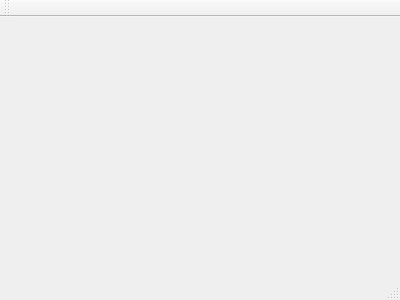
sidsidi/robot4, file robot4.ui: the form before one commit.
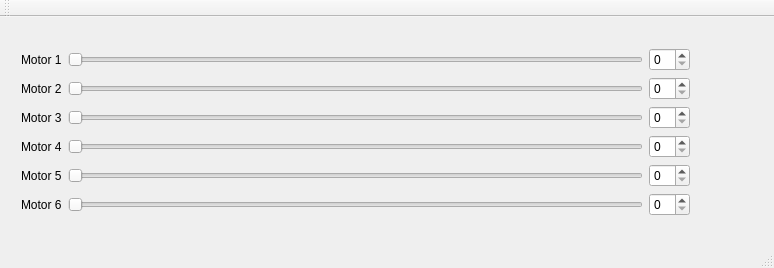
The form after the commit.

Commit message: add sliders and spin boxes

```diff
--- a/robot4.ui
+++ b/robot4.ui
@@ -1,24 +1,154 @@
 <ui version="4.0">
  <class>robot4</class>
- <widget class="QMainWindow" name="robot4" >
-  <property name="geometry" >
+ <widget class="QMainWindow" name="robot4">
+  <property name="geometry">
    <rect>
     <x>0</x>
     <y>0</y>
-    <width>400</width>
-    <height>300</height>
+    <width>774</width>
+    <height>268</height>
    </rect>
   </property>
   <property name="windowTitle" >
    <string>robot4</string>
   </property>
-  <widget class="QMenuBar" name="menuBar" />
-  <widget class="QToolBar" name="mainToolBar" />
-  <widget class="QWidget" name="centralWidget" />
-  <widget class="QStatusBar" name="statusBar" />
+  <widget class="QWidget" name="centralWidget">
+   <widget class="QWidget" name="gridLayoutWidget">
+    <property name="geometry">
+     <rect>
+      <x>10</x>
+      <y>20</y>
+      <width>691</width>
+      <height>190</height>
+     </rect>
+    </property>
+    <layout class="QGridLayout" name="gridLayout">
+     <item row="5" column="1">
+      <widget class="QSlider" name="horizontalSlider_5">
+       <property name="orientation">
+        <enum>Qt::Horizontal</enum>
+       </property>
+      </widget>
+     </item>
+     <item row="3" column="1">
+      <widget class="QSlider" name="horizontalSlider_3">
+       <property name="orientation">
+        <enum>Qt::Horizontal</enum>
+       </property>
+      </widget>
+     </item>
+     <item row="2" column="2">
+      <widget class="QSpinBox" name="spinBox_2"/>
+     </item>
+     <item row="0" column="1">
+      <widget class="QSlider" name="horizontalSlider_1">
+       <property name="orientation">
+        <enum>Qt::Horizontal</enum>
+       </property>
+      </widget>
+     </item>
+     <item row="2" column="1">
+      <widget class="QSlider" name="horizontalSlider_2">
+       <property name="orientation">
+        <enum>Qt::Horizontal</enum>
+       </property>
+      </widget>
+     </item>
+     <item row="0" column="2">
+      <widget class="QSpinBox" name="spinBox_1"/>
+     </item>
+     <item row="4" column="1">
+      <widget class="QSlider" name="horizontalSlider_4">
+       <property name="orientation">
+        <enum>Qt::Horizontal</enum>
+       </property>
+      </widget>
+     </item>
+     <item row="6" column="1">
+      <widget class="QSlider" name="horizontalSlider_6">
+       <property name="orientation">
+        <enum>Qt::Horizontal</enum>
+       </property>
+      </widget>
+     </item>
+     <item row="3" column="2">
+      <widget class="QSpinBox" name="spinBox_3"/>
+     </item>
+     <item row="4" column="2">
+      <widget class="QSpinBox" name="spinBox_4"/>
+     </item>
+     <item row="5" column="2">
+      <widget class="QSpinBox" name="spinBox_5"/>
+     </item>
+     <item row="6" column="2">
+      <widget class="QSpinBox" name="spinBox_6"/>
+     </item>
+     <item row="0" column="0">
+      <widget class="QLabel" name="labelMotor1">
+       <property name="text">
+        <string>Motor 1</string>
+       </property>
+      </widget>
+     </item>
+     <item row="2" column="0">
+      <widget class="QLabel" name="labelMotor2">
+       <property name="text">
+        <string>Motor 2</string>
+       </property>
+      </widget>
+     </item>
+     <item row="3" column="0">
+      <widget class="QLabel" name="labelMotor3">
+       <property name="text">
+        <string>Motor 3</string>
+       </property>
+      </widget>
+     </item>
+     <item row="4" column="0">
+      <widget class="QLabel" name="labelMotor4">
+       <property name="text">
+        <string>Motor 4</string>
+       </property>
+      </widget>
+     </item>
+     <item row="5" column="0">
+      <widget class="QLabel" name="labelMotor5">
+       <property name="text">
+        <string>Motor 5</string>
+       </property>
+      </widget>
+     </item>
+     <item row="6" column="0">
+      <widget class="QLabel" name="labelMotor6">
+       <property name="text">
+        <string>Motor 6</string>
+       </property>
+      </widget>
+     </item>
+    </layout>
+   </widget>
+  </widget>
+  <widget class="QMenuBar" name="menuBar">
+   <property name="geometry">
+    <rect>
+     <x>0</x>
+     <y>0</y>
+     <width>774</width>
+     <height>19</height>
+    </rect>
+   </property>
+  </widget>
+  <widget class="QToolBar" name="mainToolBar">
+   <attribute name="toolBarArea">
+    <enum>TopToolBarArea</enum>
+   </attribute>
+   <attribute name="toolBarBreak">
+    <bool>false</bool>
+   </attribute>
+  </widget>
+  <widget class="QStatusBar" name="statusBar"/>
  </widget>
- <layoutDefault spacing="6" margin="11" />
- <pixmapfunction></pixmapfunction>
+ <layoutdefault spacing="6" margin="11"/>
  <resources/>
  <connections/>
 </ui>
```
Left out of the diff: 3 changed lines with no effect on the pictures.
